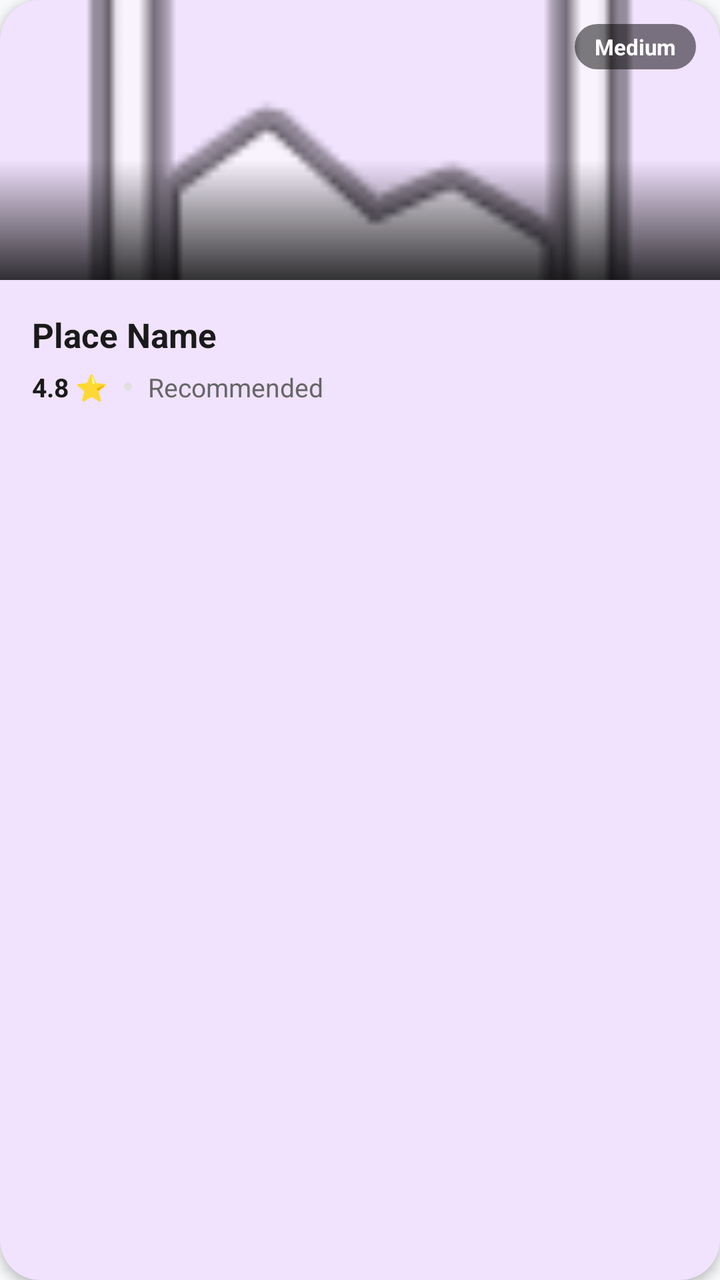
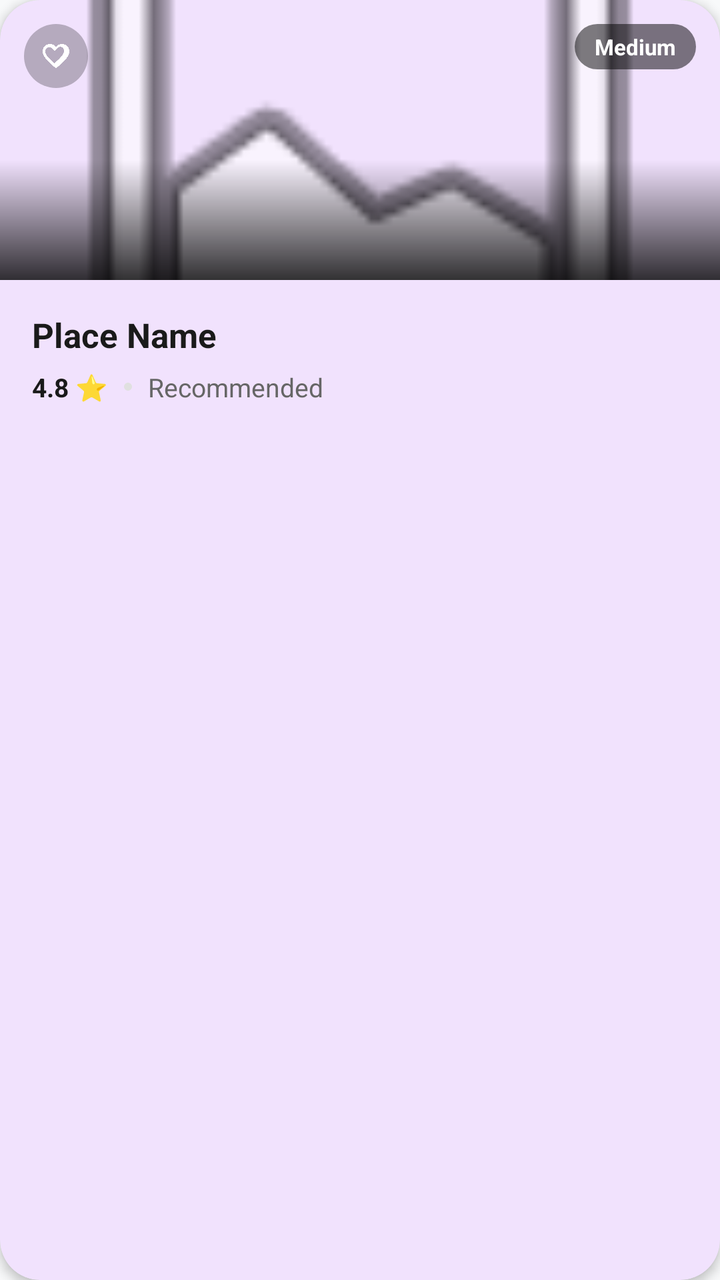

Compare the two renders of this Android layout. The source of the first and the diff that turns it into the second are given below.
<!-- AndroidManifest.xml: application theme Theme.TouristGuideApp -->
<!-- res/layout/item_top_pick.xml -->
<?xml version="1.0" encoding="utf-8"?>
<com.google.android.material.card.MaterialCardView xmlns:android="http://schemas.android.com/apk/res/android"
    xmlns:app="http://schemas.android.com/apk/res-auto"
    android:layout_width="240dp"
    android:layout_height="wrap_content"
    android:layout_margin="8dp"
    android:clickable="true"
    android:focusable="true"
    app:cardCornerRadius="20dp"
    app:cardElevation="3dp"
    app:rippleColor="#20000000"
    app:strokeWidth="0dp">

    <LinearLayout
        android:layout_width="match_parent"
        android:layout_height="wrap_content"
        android:orientation="vertical">

        <RelativeLayout
            android:layout_width="match_parent"
            android:layout_height="140dp">

            <ImageView
                android:id="@+id/topPickImage"
                android:layout_width="match_parent"
                android:layout_height="match_parent"
                android:scaleType="centerCrop"
                android:src="@android:drawable/ic_menu_gallery" />

            <View
                android:layout_width="match_parent"
                android:layout_height="60dp"
                android:layout_alignParentBottom="true"
                android:background="@drawable/gradient_shadow" />

            <TextView
                android:id="@+id/topPickBudget"
                android:layout_width="wrap_content"
                android:layout_height="wrap_content"
                android:layout_alignParentEnd="true"
                android:layout_margin="12dp"
                android:background="@drawable/bg_category_chip"
                android:paddingHorizontal="10dp"
                android:paddingVertical="4dp"
                android:text="Medium"
                android:textColor="@color/white"
                android:textSize="11sp"
                android:textStyle="bold" />
        </RelativeLayout>

        <LinearLayout
            android:layout_width="match_parent"
            android:layout_height="wrap_content"
            android:orientation="vertical"
            android:padding="16dp">

            <TextView
                android:id="@+id/topPickName"
                android:layout_width="match_parent"
                android:layout_height="wrap_content"
                android:ellipsize="end"
                android:maxLines="1"
                android:text="Place Name"
                android:textColor="@color/black"
                android:textSize="17sp"
                android:textStyle="bold" />

            <LinearLayout
                android:layout_width="match_parent"
                android:layout_height="wrap_content"
                android:layout_marginTop="6dp"
                android:gravity="center_vertical"
                android:orientation="horizontal">

                <TextView
                    android:id="@+id/topPickRating"
                    android:layout_width="wrap_content"
                    android:layout_height="wrap_content"
                    android:text="4.8 ⭐"
                    android:textColor="@color/black"
                    android:textSize="13sp"
                    android:textStyle="bold" />

                <View
                    android:layout_width="4dp"
                    android:layout_height="4dp"
                    android:layout_marginHorizontal="8dp"
                    android:background="@drawable/dot_separator" />

                <TextView
                    android:layout_width="wrap_content"
                    android:layout_height="wrap_content"
                    android:text="Recommended"
                    android:textColor="@color/gray_dark"
                    android:textSize="13sp" />
            </LinearLayout>
        </LinearLayout>
    </LinearLayout>
</com.google.android.material.card.MaterialCardView>
<!-- resources referenced by this layout -->
<resources>
  <color name="black">#1A1A1A</color>
  <color name="gray_dark">#666666</color>
  <color name="white">#FFFFFF</color>
  <!-- drawable bg_category_chip (drawable) -->
  <?xml version="1.0" encoding="utf-8"?>
  <shape xmlns:android="http://schemas.android.com/apk/res/android">
      <solid android:color="#80000000" />
      <corners android:radius="12dp" />
  </shape>
  <!-- drawable dot_separator (drawable) -->
  <?xml version="1.0" encoding="utf-8"?>
  <shape xmlns:android="http://schemas.android.com/apk/res/android"
      android:shape="oval">
      <solid android:color="@color/gray_light" />
      <size
          android:width="4dp"
          android:height="4dp" />
  </shape>
  <!-- drawable gradient_shadow (drawable) -->
  <?xml version="1.0" encoding="utf-8"?>
  <shape xmlns:android="http://schemas.android.com/apk/res/android">
      <gradient
          android:angle="90"
          android:endColor="@android:color/transparent"
          android:startColor="#CC000000" />
  </shape>
  <style name="Theme.TouristGuideApp" parent="Base.Theme.TouristGuideApp" />
  <color name="gray_light">#E0E0E0</color>
  <style name="Base.Theme.TouristGuideApp" parent="Theme.Material3.Light.NoActionBar">
          
          <item name="colorPrimary">@color/primary</item>
          <item name="colorPrimaryVariant">@color/primary_dark</item>
          <item name="colorAccent">@color/accent</item>
  
          
          <item name="android:statusBarColor">@color/bg_light</item>
          <item name="android:windowLightStatusBar" tools:targetApi="m">true</item>
  
          
          <item name="android:windowBackground">@color/bg_light</item>
      </style>
  <color name="primary">#6200EE</color>
  <color name="primary_dark">#3700B3</color>
  <color name="accent">#03DAC5</color>
  <color name="bg_light">#F8F9FA</color>
</resources>

<!-- the commit's change to res/layout/item_top_pick.xml (unified diff, before → after) -->
@@ -46,6 +46,18 @@
                 android:textColor="@color/white"
                 android:textSize="11sp"
                 android:textStyle="bold" />
+
+            
+            <ImageView
+                android:id="@+id/btnFavorite"
+                android:layout_width="32dp"
+                android:layout_height="32dp"
+                android:layout_gravity="top|start"
+                android:layout_margin="12dp"
+                android:background="@drawable/bg_favorite_circle"
+                android:padding="8dp"
+                android:src="@drawable/ic_favorite_border"
+                app:tint="@color/white" />
         </RelativeLayout>
 
         <LinearLayout
<!-- resource entries referenced after the edit -->
@@ -8,6 +8,12 @@
   <shape xmlns:android="http://schemas.android.com/apk/res/android">
       <solid android:color="#80000000" />
       <corners android:radius="12dp" />
+  </shape>
+  <!-- drawable bg_favorite_circle (drawable) -->
+  <?xml version="1.0" encoding="utf-8"?>
+  <shape xmlns:android="http://schemas.android.com/apk/res/android"
+      android:shape="oval">
+      <solid android:color="#40000000" />
   </shape>
   <!-- drawable dot_separator (drawable) -->
   <?xml version="1.0" encoding="utf-8"?>
@@ -26,6 +32,17 @@
           android:endColor="@android:color/transparent"
           android:startColor="#CC000000" />
   </shape>
+  <!-- drawable ic_favorite_border (drawable) -->
+  <vector xmlns:android="http://schemas.android.com/apk/res/android"
+      android:width="24dp"
+      android:height="24dp"
+      android:viewportWidth="24"
+      android:viewportHeight="24"
+      android:tint="?attr/colorControlNormal">
+    <path
+        android:fillColor="@android:color/white"
+        android:pathData="M16.5,3c-1.74,0 -3.41,0.81 -4.5,2.09C10.91,3.81 9.24,3 7.5,3 4.42,3 2,5.42 2,8.5c0,3.78 3.4,6.86 8.55,11.54L12,21.35l1.45,-1.32C18.6,15.36 22,12.28 22,8.5 22,5.42 19.58,3 16.5,3zM12.1,18.55l-0.1,0.1 -0.1,-0.1C7.14,14.24 4,11.39 4,8.5c0,-1.74 1.26,-3 3,-3 1.52,0 2.97,1.09 3.5,2.58h1.01c0.53,-1.48 1.98,-2.58 3.5,-3 1.74,0 3,1.26 3,3 0,2.89 -3.14,5.74 -7.9,10.05z"/>
+  </vector>
   <style name="Theme.TouristGuideApp" parent="Base.Theme.TouristGuideApp" />
   <color name="gray_light">#E0E0E0</color>
   <style name="Base.Theme.TouristGuideApp" parent="Theme.Material3.Light.NoActionBar">
